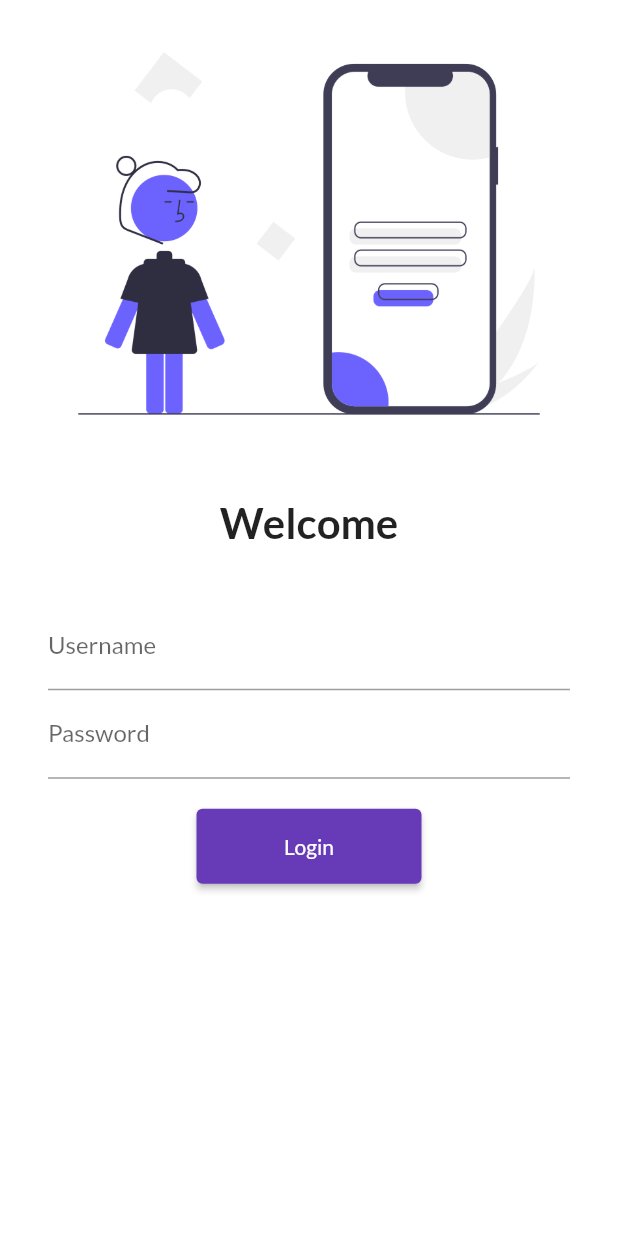
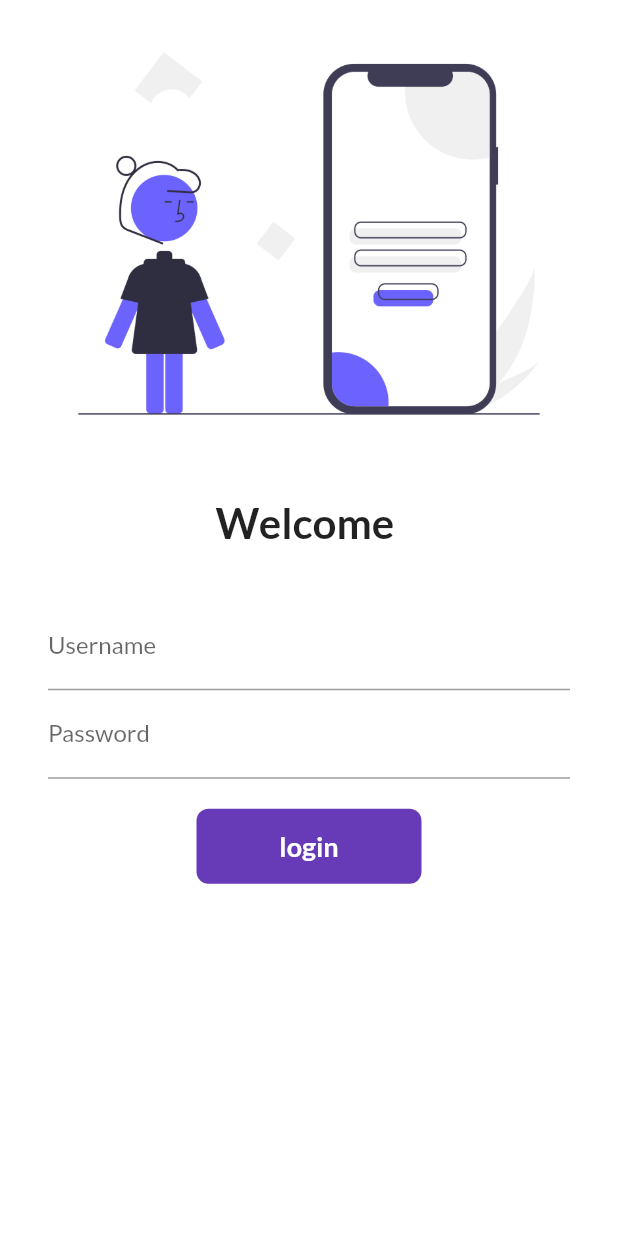
Before and after one commit to iabhishek5007/Flutter-Learning-Playground, a Flutter app: the screen it shows after launch, on a phone screen of 412 x 824 dp. Run offline on Flutter 3.47's test engine with Material 2 defaults, Android fonts, the phone set to English and light mode, and no system bars; our stand-ins replace google_fonts.

Commit message:
- Changes LoginPage from Stateless to StateFulWidget
- Added a new functionality to the login page by creating a clickable login button that changes to an icon when clicked.

- Animated the button's width and border radius to give it a polished look. Also added a delay before navigating to the home screen.

```diff
--- a/lib/pages/login_page.dart
+++ b/lib/pages/login_page.dart
@@ -1,13 +1,29 @@
 import 'package:flutter/material.dart';
-import 'package:flutter_first/utils/routes.dart';
+
+import '../utils/routes.dart';
 
 // Define a LoginPage class that extends StatelessWidget
-class LoginPage extends StatelessWidget {
+class LoginPage extends StatefulWidget {
   // Define a constructor that calls the constructor of the parent class with a named parameter
   const LoginPage({Key? key}) : super(key: key);
 
+  /// * Explanation:
+  ///    -  @override  is a Dart annotation that indicates that this method overrides a method from a superclass or interface.
+  ///   -  State<LoginPage>  specifies the type of state object that will be created for the LoginPage widget.
+  ///    -  createState()  is a method that creates and returns a new state object for the widget.
+  ///    -  =>  is a shorthand notation that replaces the  return  keyword.
+  ///    -  _LoginPageState()  is the class that represents the state of the LoginPage widget.
+  ///    The rewritten code enclosed within
+
+  @override
+  State<LoginPage> createState() => _LoginPageState();
+}
+
+class _LoginPageState extends State<LoginPage> {
+  String name = "";
+  bool changeButton = false;
+
   // Override the build method to build the widget tree for this LoginPage
-// This method builds the login screen UI
   @override
   Widget build(BuildContext context) {
     return Material(
@@ -26,9 +42,9 @@ class LoginPage extends StatelessWidget {
               height: 20,
             ),
             // Display the welcome text
-            const Text(
-              "Welcome",
-              style: TextStyle(fontSize: 28, fontWeight: FontWeight.bold),
+            Text(
+              "Welcome $name",
+              style: const TextStyle(fontSize: 28, fontWeight: FontWeight.bold),
             ),
             // Add some spacing
             const SizedBox(
@@ -46,6 +62,10 @@ class LoginPage extends StatelessWidget {
                       hintText: "Enter UserName",
                       labelText: "Username",
                     ),
+                    onChanged: (value) {
+                      name = value;
+                      setState(() {});
+                    },
                   ),
                   // password input
                   TextFormField(
@@ -59,16 +79,58 @@ class LoginPage extends StatelessWidget {
                   const SizedBox(
                     height: 20,
                   ),
-                  //submit button
-                  ElevatedButton(
-                    onPressed: () {
-                      //// Navigate to the home screen using the named route
+                  /**
+                   * This code uses an InkWell widget to create a clickable button with text that changes to an icon when clicked.
+                   * The AnimatedContainer animates changes to the button's width and border radius when clicked.
+                   */
+                  InkWell(
+                    onTap: () async {
+                      setState(() {
+                        changeButton = true;
+                      });
+                      // waits for 1 second
+                      await Future.delayed(const Duration(seconds: 1));
+                      // navigates to home
                       Navigator.pushNamed(context, MyRoutes.homeRoute);
                     },
-                    style:
-                        TextButton.styleFrom(minimumSize: const Size(150, 50)),
-                    child: const Text("Login"),
+                    child: AnimatedContainer(
+                      duration: const Duration(seconds: 1),
+                      // ternary operator to change width based on changeButton value
+                      width: changeButton ? 50 : 150,
+                      height: 50,
+                      alignment: Alignment.center,
+                      decoration: BoxDecoration(
+                          color: Colors.deepPurple,
+                          // shape:
+                          //     changeButton ? BoxShape.circle : BoxShape.rectangle,
+                          borderRadius:
+                              // ternary operator to change border radius based on changeButton value
+                              BorderRadius.circular(changeButton ? 50 : 8)),
+                      // ternary operator to change child based on changeButton value
+                      child: changeButton
+                          ? const Icon(
+                              Icons.done,
+                              color: Colors.white,
+                            )
+                          : const Text(
+                              "login",
+                              style: TextStyle(
+                                  color: Colors.white,
+                                  fontWeight: FontWeight.bold,
+                                  fontSize: 18),
+                            ),
+                    ),
                   )
+                  //submit button
+                  // ElevatedButton(
+                  //   onPressed: () {
+                  //     //// Navigate to the home screen using the named route
+                  //     Navigator.pushNamed(context, MyRoutes.homeRoute);
+                  //   },
+                  //   style:
+                  //       TextButton.styleFrom(minimumSize: const Size(150, 50)),
+                  //   child: const Text("Login"),
+                  // )
                 ],
               ),
             )
```
